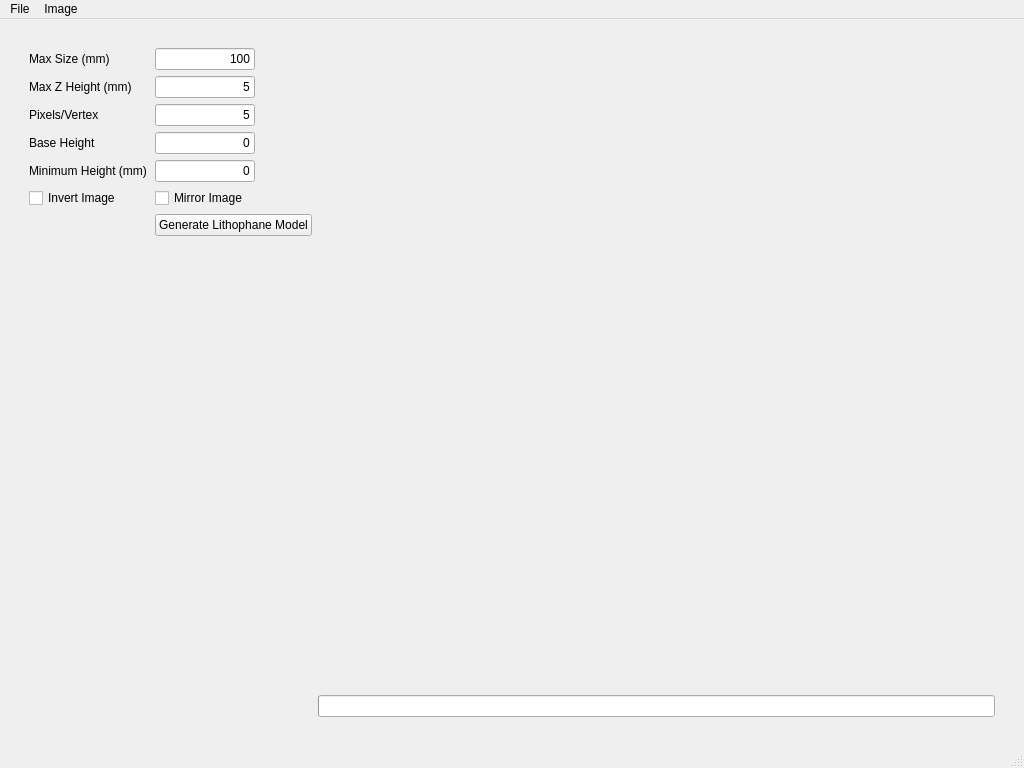
First picture: the form in litho_gen.ui, repository gharley/Lithophane, before the edit.
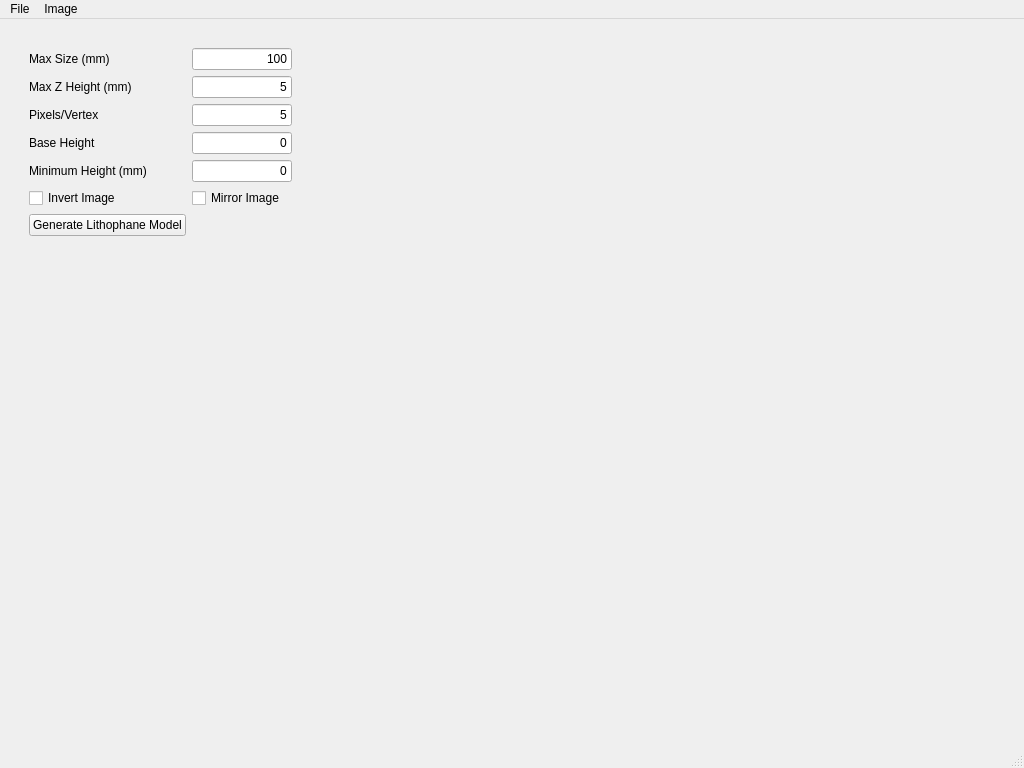
Second picture: the form after the edit.

Commit message: playing with styles

```diff
--- a/litho_gen.ui
+++ b/litho_gen.ui
@@ -23,7 +23,7 @@
    </property>
    <layout class="QGridLayout" name="gridLayout_3">
     <item row="2" column="0">
-     <layout class="QGridLayout" name="gridLayout_2">
+     <layout class="QGridLayout" name="gridLayout_2" columnstretch="1,2,0">
       <property name="leftMargin">
        <number>20</number>
       </property>
@@ -52,6 +52,22 @@
           <property name="styleSheet">
            <string notr="true"/>
           </property>
+          <widget class="QProgressBar" name="progressBar">
+           <property name="geometry">
+            <rect>
+             <x>0</x>
+             <y>640</y>
+             <width>480</width>
+             <height>21</height>
+            </rect>
+           </property>
+           <property name="value">
+            <number>0</number>
+           </property>
+           <property name="textVisible">
+            <bool>false</bool>
+           </property>
+          </widget>
          </widget>
         </item>
        </layout>
@@ -59,9 +75,15 @@
       <item row="2" column="0">
        <layout class="QVBoxLayout" name="verticalLayout">
         <item>
-         <layout class="QGridLayout" name="gridLayout">
-          <item row="3" column="0">
-           <widget class="QLabel" name="label_4">
+         <layout class="QFormLayout" name="formLayout">
+          <item row="0" column="0">
+           <widget class="QLabel" name="label">
+            <property name="sizePolicy">
+             <sizepolicy hsizetype="Fixed" vsizetype="Preferred">
+              <horstretch>0</horstretch>
+              <verstretch>0</verstretch>
+             </sizepolicy>
+            </property>
             <property name="minimumSize">
              <size>
               <width>120</width>
@@ -75,18 +97,21 @@
              </size>
             </property>
             <property name="text">
-             <string>Base Height</string>
+             <string>Max Size (mm)</string>
+            </property>
+            <property name="alignment">
+             <set>Qt::AlignLeading|Qt::AlignLeft|Qt::AlignVCenter</set>
             </property>
             <property name="buddy">
-             <cstring>baseHeight</cstring>
+             <cstring>maxSize</cstring>
             </property>
             <property name="class" stdset="0">
              <string>input</string>
             </property>
            </widget>
           </item>
-          <item row="2" column="1">
-           <widget class="QLineEdit" name="numSamples">
+          <item row="0" column="1">
+           <widget class="QLineEdit" name="maxSize">
             <property name="sizePolicy">
              <sizepolicy hsizetype="Fixed" vsizetype="Fixed">
               <horstretch>0</horstretch>
@@ -100,26 +125,13 @@
              </size>
             </property>
             <property name="text">
-             <string>5</string>
+             <string>100</string>
             </property>
             <property name="alignment">
              <set>Qt::AlignRight|Qt::AlignTrailing|Qt::AlignVCenter</set>
             </property>
            </widget>
           </item>
-          <item row="7" column="0" colspan="2">
-           <widget class="QLabel" name="lblImage">
-            <property name="sizePolicy">
-             <sizepolicy hsizetype="Expanding" vsizetype="Expanding">
-              <horstretch>0</horstretch>
-              <verstretch>0</verstretch>
-             </sizepolicy>
-            </property>
-            <property name="text">
-             <string/>
-            </property>
-           </widget>
-          </item>
           <item row="1" column="0">
            <widget class="QLabel" name="label_2">
             <property name="minimumSize">
@@ -145,8 +157,8 @@
             </property>
            </widget>
           </item>
-          <item row="0" column="1">
-           <widget class="QLineEdit" name="maxSize">
+          <item row="1" column="1">
+           <widget class="QLineEdit" name="maxHeight">
             <property name="sizePolicy">
              <sizepolicy hsizetype="Fixed" vsizetype="Fixed">
               <horstretch>0</horstretch>
@@ -160,71 +172,13 @@
              </size>
             </property>
             <property name="text">
-             <string>100</string>
+             <string>5</string>
             </property>
             <property name="alignment">
              <set>Qt::AlignRight|Qt::AlignTrailing|Qt::AlignVCenter</set>
             </property>
            </widget>
           </item>
-          <item row="4" column="1">
-           <widget class="QLineEdit" name="minHeight">
-            <property name="sizePolicy">
-             <sizepolicy hsizetype="Fixed" vsizetype="Fixed">
-              <horstretch>0</horstretch>
-              <verstretch>0</verstretch>
-             </sizepolicy>
-            </property>
-            <property name="maximumSize">
-             <size>
-              <width>100</width>
-              <height>16777215</height>
-             </size>
-            </property>
-            <property name="text">
-             <string>0</string>
-            </property>
-            <property name="alignment">
-             <set>Qt::AlignRight|Qt::AlignTrailing|Qt::AlignVCenter</set>
-            </property>
-           </widget>
-          </item>
-          <item row="3" column="1">
-           <widget class="QLineEdit" name="baseHeight">
-            <property name="sizePolicy">
-             <sizepolicy hsizetype="Fixed" vsizetype="Fixed">
-              <horstretch>0</horstretch>
-              <verstretch>0</verstretch>
-             </sizepolicy>
-            </property>
-            <property name="maximumSize">
-             <size>
-              <width>100</width>
-              <height>16777215</height>
-             </size>
-            </property>
-            <property name="text">
-             <string>0</string>
-            </property>
-            <property name="alignment">
-             <set>Qt::AlignRight|Qt::AlignTrailing|Qt::AlignVCenter</set>
-            </property>
-           </widget>
-          </item>
-          <item row="5" column="0">
-           <widget class="QCheckBox" name="chkInvert">
-            <property name="text">
-             <string>Invert Image</string>
-            </property>
-           </widget>
-          </item>
-          <item row="5" column="1">
-           <widget class="QCheckBox" name="chkMirror">
-            <property name="text">
-             <string>Mirror Image</string>
-            </property>
-           </widget>
-          </item>
           <item row="2" column="0">
            <widget class="QLabel" name="label_3">
             <property name="minimumSize">
@@ -250,8 +204,8 @@
             </property>
            </widget>
           </item>
-          <item row="1" column="1">
-           <widget class="QLineEdit" name="maxHeight">
+          <item row="2" column="1">
+           <widget class="QLineEdit" name="numSamples">
             <property name="sizePolicy">
              <sizepolicy hsizetype="Fixed" vsizetype="Fixed">
               <horstretch>0</horstretch>
@@ -272,6 +226,53 @@
             </property>
            </widget>
           </item>
+          <item row="3" column="0">
+           <widget class="QLabel" name="label_4">
+            <property name="minimumSize">
+             <size>
+              <width>120</width>
+              <height>0</height>
+             </size>
+            </property>
+            <property name="maximumSize">
+             <size>
+              <width>120</width>
+              <height>16777215</height>
+             </size>
+            </property>
+            <property name="text">
+             <string>Base Height</string>
+            </property>
+            <property name="buddy">
+             <cstring>baseHeight</cstring>
+            </property>
+            <property name="class" stdset="0">
+             <string>input</string>
+            </property>
+           </widget>
+          </item>
+          <item row="3" column="1">
+           <widget class="QLineEdit" name="baseHeight">
+            <property name="sizePolicy">
+             <sizepolicy hsizetype="Fixed" vsizetype="Fixed">
+              <horstretch>0</horstretch>
+              <verstretch>0</verstretch>
+             </sizepolicy>
+            </property>
+            <property name="maximumSize">
+             <size>
+              <width>100</width>
+              <height>16777215</height>
+             </size>
+            </property>
+            <property name="text">
+             <string>0</string>
+            </property>
+            <property name="alignment">
+             <set>Qt::AlignRight|Qt::AlignTrailing|Qt::AlignVCenter</set>
+            </property>
+           </widget>
+          </item>
           <item row="4" column="0">
            <widget class="QLabel" name="label_5">
             <property name="minimumSize">
@@ -297,41 +298,43 @@
             </property>
            </widget>
           </item>
-          <item row="0" column="0">
-           <widget class="QLabel" name="label">
+          <item row="4" column="1">
+           <widget class="QLineEdit" name="minHeight">
             <property name="sizePolicy">
-             <sizepolicy hsizetype="Fixed" vsizetype="Preferred">
+             <sizepolicy hsizetype="Fixed" vsizetype="Fixed">
               <horstretch>0</horstretch>
               <verstretch>0</verstretch>
              </sizepolicy>
             </property>
-            <property name="minimumSize">
-             <size>
-              <width>120</width>
-              <height>0</height>
-             </size>
-            </property>
             <property name="maximumSize">
              <size>
-              <width>120</width>
+              <width>100</width>
               <height>16777215</height>
              </size>
             </property>
             <property name="text">
-             <string>Max Size (mm)</string>
+             <string>0</string>
             </property>
             <property name="alignment">
-             <set>Qt::AlignLeading|Qt::AlignLeft|Qt::AlignVCenter</set>
+             <set>Qt::AlignRight|Qt::AlignTrailing|Qt::AlignVCenter</set>
             </property>
-            <property name="buddy">
-             <cstring>maxSize</cstring>
+           </widget>
+          </item>
+          <item row="5" column="0">
+           <widget class="QCheckBox" name="chkInvert">
+            <property name="text">
+             <string>Invert Image</string>
             </property>
-            <property name="class" stdset="0">
-             <string>input</string>
+           </widget>
+          </item>
+          <item row="5" column="1">
+           <widget class="QCheckBox" name="chkMirror">
+            <property name="text">
+             <string>Mirror Image</string>
             </property>
            </widget>
           </item>
-          <item row="6" column="1">
+          <item row="6" column="0">
            <widget class="QPushButton" name="btnGenerate">
             <property name="text">
              <string>Generate Lithophane Model</string>
@@ -340,6 +343,19 @@
           </item>
          </layout>
         </item>
+        <item>
+         <widget class="QLabel" name="lblImage">
+          <property name="sizePolicy">
+           <sizepolicy hsizetype="Expanding" vsizetype="Expanding">
+            <horstretch>0</horstretch>
+            <verstretch>0</verstretch>
+           </sizepolicy>
+          </property>
+          <property name="text">
+           <string/>
+          </property>
+         </widget>
+        </item>
         <item>
          <spacer name="verticalSpacer">
           <property name="orientation">
@@ -355,16 +371,6 @@
         </item>
        </layout>
       </item>
-      <item row="3" column="2">
-       <widget class="QProgressBar" name="progressBar">
-        <property name="value">
-         <number>0</number>
-        </property>
-        <property name="textVisible">
-         <bool>false</bool>
-        </property>
-       </widget>
-      </item>
      </layout>
     </item>
    </layout>
```
The commit also changes 1 other file.
